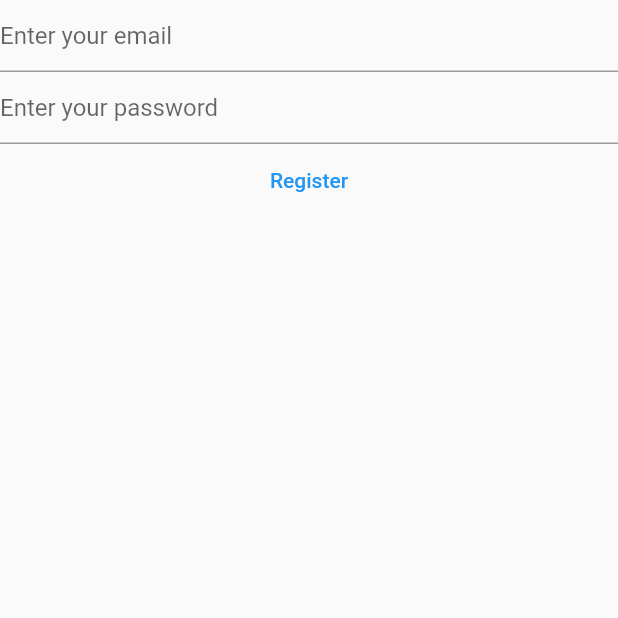
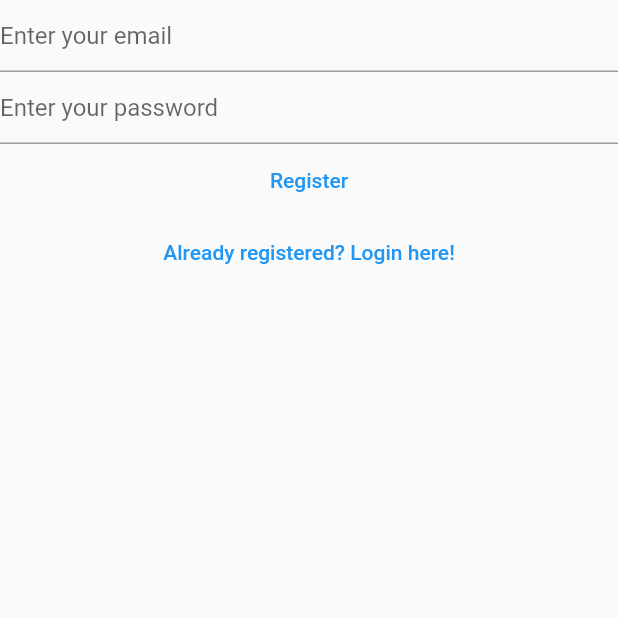
Before and after one commit to JH427/Flutsuba, a Flutter app: the RegisterView screen opened directly, on a phone screen of 412 x 824 dp, the top half of it. Run offline on Flutter 3.47's test engine with Material 2 defaults, Android fonts, the light colour scheme and no system bars; our stand-ins replace firebase_auth, firebase_core; accounts and stored records are empty.

Commit message:
login, register, verify email, routes

```diff
--- a/lib/views/register_view.dart
+++ b/lib/views/register_view.dart
@@ -1,8 +1,5 @@
 import 'package:firebase_auth/firebase_auth.dart';
-import 'package:firebase_core/firebase_core.dart';
 import 'package:flutter/material.dart';
-
-import '../firebase_options.dart';
 
 class RegisterView extends StatefulWidget {
   const RegisterView({Key? key}) : super(key: key);
@@ -32,14 +29,7 @@ class _RegisterViewState extends State<RegisterView> {
   @override
   Widget build(BuildContext context) {
     return Scaffold(
-      body: FutureBuilder(
-        future: Firebase.initializeApp(
-          options: DefaultFirebaseOptions.currentPlatform,
-        ),
-        builder: (context, snapshot) {
-          switch (snapshot.connectionState) {
-            case ConnectionState.done:
-              return SafeArea(
+      body: SafeArea(
         child: Column(
           children: [
             //email
@@ -67,8 +57,8 @@ class _RegisterViewState extends State<RegisterView> {
                 final email = _email.text;
                 final password = _password.text;
                 try {
-                          final userCredential = FirebaseAuth.instance
-                              .createUserWithEmailAndPassword(
+                  final userCredential =
+                      FirebaseAuth.instance.createUserWithEmailAndPassword(
                     email: email,
                     password: password,
                   );
@@ -85,13 +75,17 @@ class _RegisterViewState extends State<RegisterView> {
               },
               child: const Text("Register"),
             ),
+            TextButton(
+              onPressed: () {
+                Navigator.of(context).pushNamedAndRemoveUntil(
+                  '/login/',
+                  (route) => false,
+                );
+              },
+              child: Text('Already registered? Login here!'),
+            ),
           ],
         ),
-              );
-            default:
-              return const Text('Loading..');
-          }
-        },
       ),
     );
   }
```
Also changed, not shown: lib/main.dart (+15 -13 lines), lib/views/login_view.dart (+58 -3 lines), lib/views/verify_email_view.dart (added, +31 -0 lines). Lines whose indentation alone changed are shown as unchanged.
